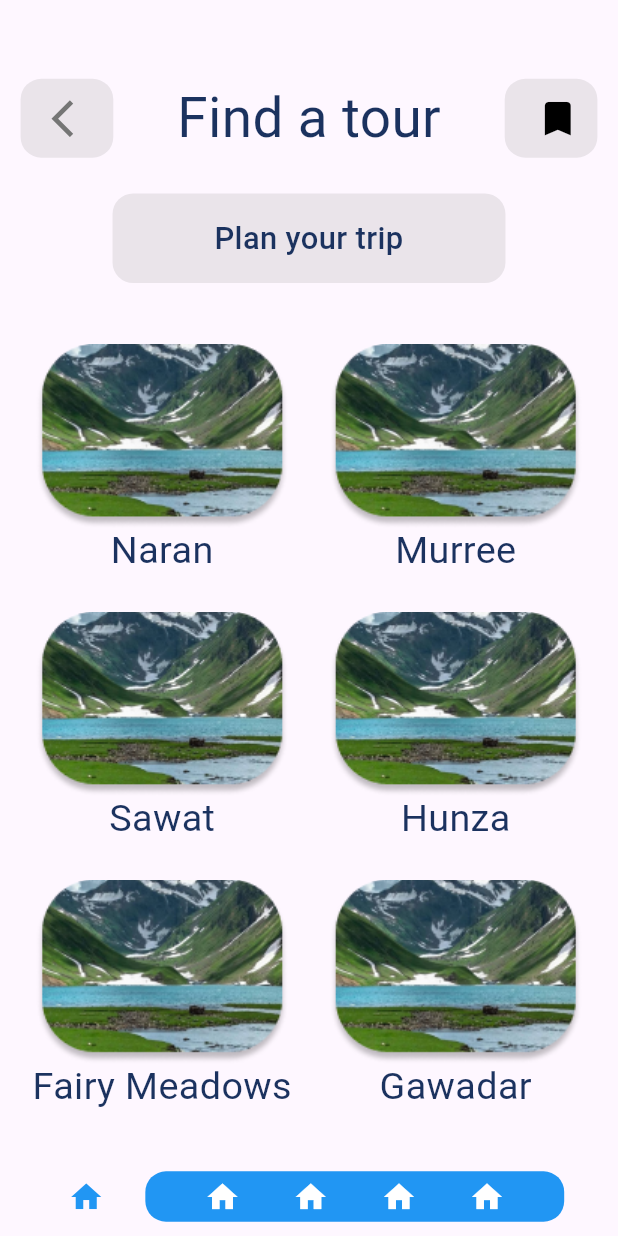
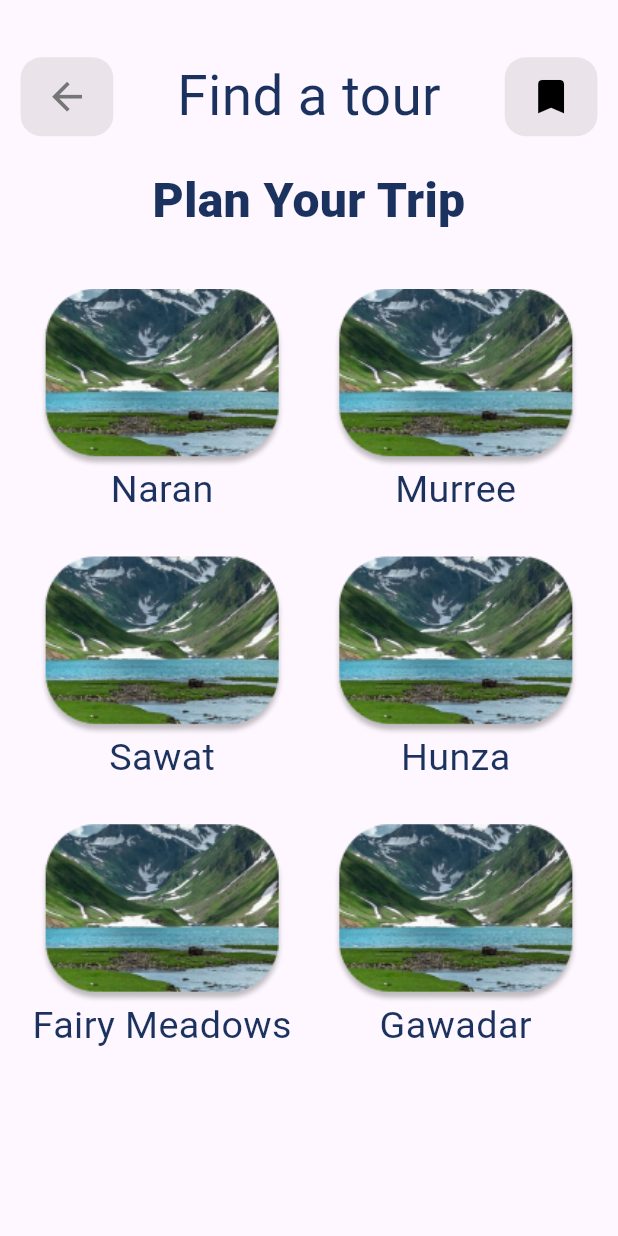
Before and after one commit to ZainNaqvi/horizon-travels-and-tours-android-application-client, a Flutter app: the FindTourPage screen opened directly, on a phone screen of 412 x 824 dp. Run offline on Flutter 3.47's test engine with Material 3 defaults, Android fonts, the phone set to English and light mode, and no system bars; our stand-ins replace cloud_firestore, curved_navigation_bar, firebase_auth, firebase_core, flutter_bloc, flutter_screenutil and 3 more; accounts and stored records are empty; Roboto replaces fonts that are missing (Calistoga).

Commit message:
worked on the find a tour and google sign in

```diff
--- a/lib/core/components/app.dart
+++ b/lib/core/components/app.dart
@@ -20,7 +20,7 @@ class MainApp extends StatelessWidget {
           home: child,
         );
       },
-      child: const OnboardingPage(),
+      child: const SplashScreen(),
     );
   }
 }
--- /dev/null
+++ b/lib/core/components/custom_app_bar.dart
@@ -0,0 +1,75 @@
+import '../../../exports.dart'; // Assuming necessary imports here.
+
+class CustomAppBar extends StatelessWidget implements PreferredSizeWidget {
+  final String title;
+  final VoidCallback? leadingCallback;
+  final IconData? leadingIcon;
+  final IconData? trailingIcon;
+  final VoidCallback? trailingCallback;
+  final TextStyle? titleStyle;
+
+  const CustomAppBar({
+    super.key,
+    this.title = '',
+    this.leadingCallback,
+    this.leadingIcon,
+    this.trailingIcon,
+    this.trailingCallback,
+    this.titleStyle,
+  });
+
+  @override
+  Widget build(BuildContext context) {
+    return PreferredSize(
+      preferredSize: Size(360.w, 200.h),
+      child: Padding(
+        padding: EdgeInsets.symmetric(horizontal: 12.w),
+        child: Row(
+          mainAxisAlignment: MainAxisAlignment.spaceBetween,
+          crossAxisAlignment: CrossAxisAlignment.center,
+          children: [
+            if (leadingIcon != null)
+              buildBackButton(
+                () {
+                  Navigator.pop(context);
+                },
+                color: AppColor.appGrey.withOpacity(0.2),
+                topMargin: 32,
+                iconData: Icons.arrow_back,
+              )
+            else
+              SizedBox(width: 48.w),
+            Padding(
+              padding: EdgeInsets.only(top: 32.0.h),
+              child: Text(
+                title,
+                textAlign: TextAlign.center,
+                style: titleStyle ??
+                    GoogleFonts.calistoga(
+                      textStyle: TextStyle(
+                        fontWeight: FontWeight.w400,
+                        color: AppColor.textColor,
+                        fontSize: 32.sp,
+                      ),
+                    ),
+              ),
+            ),
+            if (trailingIcon != null)
+              buildBackButton(
+                trailingCallback ?? () {},
+                iconData: trailingIcon!,
+                iconColor: Colors.black,
+                color: AppColor.appGrey.withOpacity(0.2),
+                topMargin: 32,
+              )
+            else
+              SizedBox(width: 48.w),
+          ],
+        ),
+      ),
+    );
+  }
+
+  @override
+  Size get preferredSize => Size.fromHeight(200.h);
+}
--- a/lib/core/extensions/extensions.dart
+++ b/lib/core/extensions/extensions.dart
@@ -36,7 +36,7 @@ bool isEmailValid(String email) {
 
 SystemUiOverlayStyle systemOverlaySetting() {
   return SystemUiOverlayStyle(
-    statusBarColor: Colors.blue.withOpacity(0.2),
+    statusBarColor: AppColor.backgroundColor,
     statusBarIconBrightness: Brightness.light,
     statusBarBrightness: Brightness.light,
     systemNavigationBarColor: Colors.blue.withOpacity(0.2),
--- a/lib/core/res/asset_paths.dart
+++ b/lib/core/res/asset_paths.dart
@@ -1,4 +1,5 @@
 class AppAsset {
   static const String icon = 'assets/images/logo.png';
   static const String onboardingbg = 'assets/images/onboarding_bg.png';
+  static const String details = 'assets/images/details.png';
 }
--- a/lib/screens/auth/bloc/auth_state.dart
+++ b/lib/screens/auth/bloc/auth_state.dart
@@ -2,22 +2,25 @@ class AuthState {
   final bool isLoading;
   final bool isAuthenticated;
   final String? errorMessage;
-
+  final bool loadingGoogleAccount;
   const AuthState({
     this.isLoading = false,
     this.isAuthenticated = false,
     this.errorMessage,
+    this.loadingGoogleAccount = false,
   });
 
   AuthState copyWith({
     bool? isLoading,
     bool? isAuthenticated,
     String? errorMessage,
+    bool? loadingGoogleAccount,
   }) {
     return AuthState(
       isLoading: isLoading ?? this.isLoading,
       isAuthenticated: isAuthenticated ?? this.isAuthenticated,
       errorMessage: errorMessage ?? this.errorMessage,
+      loadingGoogleAccount: loadingGoogleAccount ?? this.loadingGoogleAccount,
     );
   }
 }
--- a/lib/screens/auth/widgets/back_button.dart
+++ b/lib/screens/auth/widgets/back_button.dart
@@ -3,14 +3,14 @@ import '../../../exports.dart';
 Widget buildBackButton(
   VoidCallback callback, {
   Color color = Colors.white,
+  double topMargin = 44,
   Color? iconColor,
   IconData iconData = Icons.arrow_back_ios,
 }) {
   return GestureDetector(
     onTap: () => callback(),
     child: Container(
-      padding: EdgeInsets.only(left: 8.w),
-      margin: EdgeInsets.only(top: 44.h),
+      margin: EdgeInsets.only(top: topMargin.h),
       width: 54.w,
       height: 44.h,
       decoration: BoxDecoration(
--- a/lib/screens/find_tour/pages/tour_list_page.dart
+++ b/lib/screens/find_tour/pages/tour_list_page.dart
@@ -1,10 +1,27 @@
-import 'package:horizon_travel_and_tours_android_application/screens/auth/widgets/back_button.dart';
+import 'package:horizon_travel_and_tours_android_application/exports.dart';
 
-import '../../../exports.dart';
+class FindTourPage extends StatefulWidget {
+  const FindTourPage({super.key});
 
-class FindTourPage extends StatelessWidget {
-  FindTourPage({super.key});
-  final List<String> list = [
+  // Constants
+  static const double buttonWidth = 200;
+  static const double gridHeight = 440;
+
+  @override
+  State<FindTourPage> createState() => _FindTourPageState();
+}
+
+class _FindTourPageState extends State<FindTourPage> {
+  int _selectedIndex = 0;
+  int? _selectedPlan;
+  static const List<Widget> _pages = <Widget>[
+    HomeScreen(),
+    SizedBox(),
+    SizedBox(),
+    SizedBox(),
+  ];
+
+  final List<String> tourLocations = [
     'Naran',
     'Murree',
     'Sawat',
@@ -13,26 +30,82 @@ class FindTourPage extends StatelessWidget {
     'Gawadar',
   ];
   @override
+  void initState() {
+    super.initState();
+    SystemChrome.setSystemUIOverlayStyle(systemOverlaySetting());
+  }
+
+  @override
   Widget build(BuildContext context) {
     return Scaffold(
       appBar: _buildAppBar(context),
       body: Padding(
         padding: EdgeInsets.symmetric(horizontal: 12.w, vertical: 12.h),
-        child: Column(
+        child: ListView(
           children: [
             SizedBox(height: 8.h),
-            CustomButton(
-              text: 'Plan your trip',
-              callback: () {},
-              width: 200.w,
+            _buildPlanTripButton(),
+            SizedBox(height: 24.h),
+            _buildTourGrid(),
+          ],
+        ),
+      ),
+      floatingActionButton: _selectedPlan == null
+          ? null
+          : SizedBox(
+              width: 144.w,
+              height: 44.h,
+              child: FloatingActionButton(
+                backgroundColor: Colors.green,
+                onPressed: () {},
+                child: Text(
+                  'Next',
+                  style: TextStyle(
+                    fontSize: 18.sp,
+                    color: Colors.white,
+                  ),
+                ),
+              ),
+            ),
+    );
+  }
+
+  CurvedNavigationBar _buildCurvedNavigationBar() {
+    return CurvedNavigationBar(
+      backgroundColor: Colors.blueAccent,
+      items: <Widget>[
+        Icon(Icons.home, size: 30.sp),
+        Icon(Icons.explore, size: 30.sp),
+        Icon(Icons.bookmark, size: 30.sp),
+        Icon(Icons.person, size: 30.sp),
+      ],
+      onTap: (index) {
+        setState(() {
+          _selectedIndex = index;
+        });
+      },
+    );
+  }
+
+  Widget _buildPlanTripButton() {
+    return Text(
+      'Plan Your Trip',
+      textAlign: TextAlign.center,
+      style: GoogleFonts.cedarvilleCursive(
+        textStyle: TextStyle(
+          fontWeight: FontWeight.w800,
           color: AppColor.textColor,
-              bgColor: AppColor.appGrey.withOpacity(0.2),
+          fontSize: 28.sp,
         ),
-            SizedBox(height: 34.h),
-            SizedBox(
-              height: 440.h,
+      ),
+    );
+  }
+
+  Widget _buildTourGrid() {
+    return SizedBox(
+      height: FindTourPage.gridHeight.h,
       child: GridView.builder(
-                itemCount: 6,
+        itemCount: tourLocations.length,
         shrinkWrap: true,
         gridDelegate: SliverGridDelegateWithFixedCrossAxisCount(
           crossAxisCount: 2,
@@ -41,61 +114,62 @@ class FindTourPage extends StatelessWidget {
           childAspectRatio: 1.1,
         ),
         itemBuilder: (context, index) {
-                  return Column(
+          return _buildTourCard(tourLocations[index], index);
+        },
+      ),
+    );
+  }
+
+  Widget _buildTourCard(String location, int index) {
+    return GestureDetector(
+      onTap: () {
+        setState(() {
+          _selectedPlan = index;
+          print(index);
+        });
+      },
+      child: Column(
+        crossAxisAlignment: CrossAxisAlignment.center,
+        mainAxisAlignment: MainAxisAlignment.center,
         mainAxisSize: MainAxisSize.min,
         children: [
-                      ClipRRect(borderRadius: BorderRadius.circular(32.r), child: Image.asset('assets/images/tour_02.png')),
+          Container(
+            alignment: Alignment.topRight,
+            width: 200.w,
+            height: 100.h,
+            decoration: BoxDecoration(
+              borderRadius: BorderRadius.circular(32.r),
+              image: const DecorationImage(
+                image: AssetImage('assets/images/tour_02.png'),
+                fit: BoxFit.fitHeight,
+              ),
+            ),
+            child: _selectedPlan == index
+                ? Padding(
+                    padding: EdgeInsets.symmetric(vertical: 0.h, horizontal: 12.w),
+                    child: IconButton(
+                      onPressed: () {
+                        showFairyMeadowsModal(context);
+                      },
+                      icon: const Icon(
+                        Icons.info,
+                        color: Colors.amber,
+                      ),
+                    ),
+                  )
+                : const SizedBox(),
+          ),
           Text(
-                        list[index],
+            location,
             textAlign: TextAlign.center,
             style: GoogleFonts.calistoga(
               textStyle: TextStyle(
                 fontWeight: FontWeight.w400,
-                            color: AppColor.textColor,
+                color: _selectedPlan == index ? Colors.blue : AppColor.textColor,
                 fontSize: 22.sp,
               ),
             ),
           ),
-                    ],
-                  );
-                },
-              ),
-            )
-          ],
-        ),
-      ),
-      bottomNavigationBar: Column(
-        crossAxisAlignment: CrossAxisAlignment.center,
-        mainAxisAlignment: MainAxisAlignment.center,
-        mainAxisSize: MainAxisSize.min,
-        children: [
-          Row(
-            mainAxisAlignment: MainAxisAlignment.center,
-            crossAxisAlignment: CrossAxisAlignment.center,
-            children: [
-              SizedBox(width: 8.h),
-              const Icon(Icons.home, color: Colors.blue),
-              Container(
-                width: 244.w,
-                margin: EdgeInsets.only(left: 24.w),
-                padding: EdgeInsets.symmetric(horizontal: 4.w, vertical: 4.h),
-                decoration: BoxDecoration(
-                  borderRadius: BorderRadius.circular(12.r),
-                  color: Colors.blue,
-                ),
-                child: const Row(
-                  mainAxisAlignment: MainAxisAlignment.spaceEvenly,
-                  children: [
-                    Icon(Icons.home, color: Colors.white),
-                    Icon(Icons.home, color: Colors.white),
-                    Icon(Icons.home, color: Colors.white),
-                    Icon(Icons.home, color: Colors.white),
-                  ],
-                ),
-              ),
-            ],
-          ),
-          SizedBox(height: 8.h),
         ],
       ),
     );
@@ -104,40 +178,14 @@ class FindTourPage extends StatelessWidget {
   PreferredSize _buildAppBar(BuildContext context) {
     return PreferredSize(
       preferredSize: Size(360.w, 200.h),
-      child: Padding(
-        padding: EdgeInsets.symmetric(horizontal: 12.w),
-        child: Row(
-          mainAxisAlignment: MainAxisAlignment.spaceBetween,
-          crossAxisAlignment: CrossAxisAlignment.center,
-          children: [
-            buildBackButton(
-              () {
+      child: CustomAppBar(
+        title: 'Find a tour',
+        leadingIcon: Icons.arrow_back,
+        leadingCallback: () {
           Navigator.pop(context);
         },
-              color: AppColor.appGrey.withOpacity(0.2),
-            ),
-            Padding(
-              padding: EdgeInsets.only(top: 44.0.h),
-              child: Text(
-                'Find a tour',
-                textAlign: TextAlign.center,
-                style: GoogleFonts.calistoga(
-                  textStyle: TextStyle(
-                    fontWeight: FontWeight.w400,
-                    color: AppColor.textColor,
-                    fontSize: 32.sp,
-                  ),
-                ),
-              ),
-            ),
-            buildBackButton(
-              () {},
-              iconData: Icons.bookmark_outlined,
-              iconColor: Colors.black,
-              color: AppColor.appGrey.withOpacity(0.2),
-            ),
-          ],
-        ),
+        trailingIcon: Icons.bookmark_outlined,
+        trailingCallback: () {},
       ),
     );
   }
--- a/pubspec.yaml
+++ b/pubspec.yaml
@@ -8,6 +8,7 @@ environment:
 
 dependencies:
   cloud_firestore: ^5.4.0
+  curved_navigation_bar: ^1.0.6
   firebase_auth: ^5.2.0
   firebase_core: ^3.4.0
   firebase_storage: ^12.2.0
@@ -17,6 +18,7 @@ dependencies:
   flutter_screenutil: ^5.9.3
   fluttertoast: ^8.2.8
   google_fonts: ^6.2.1
+  google_sign_in: ^6.2.1
 
 dev_dependencies:
   flutter_test:
```
Also changed, not shown: lib/core/services/auth_services.dart (+39 -16 lines), lib/exports.dart (+14 -1 lines), lib/screens/auth/bloc/auth_cubit.dart (+12 -3 lines), lib/screens/auth/pages/signin_page.dart (+9 -1 lines), lib/screens/find_tour/widgets/details_modal_sheet.dart (added, +209 -0 lines), lib/screens/home/page/home_screen.dart (renamed from lib/screens/home/presentation/home_screen.dart, +2 -12 lines), lib/screens/splash/splash_screen.dart (added, +43 -0 lines), assets/images/details.png (added), pubspec.lock, 1 other file. Lines whose indentation alone changed are shown as unchanged.
